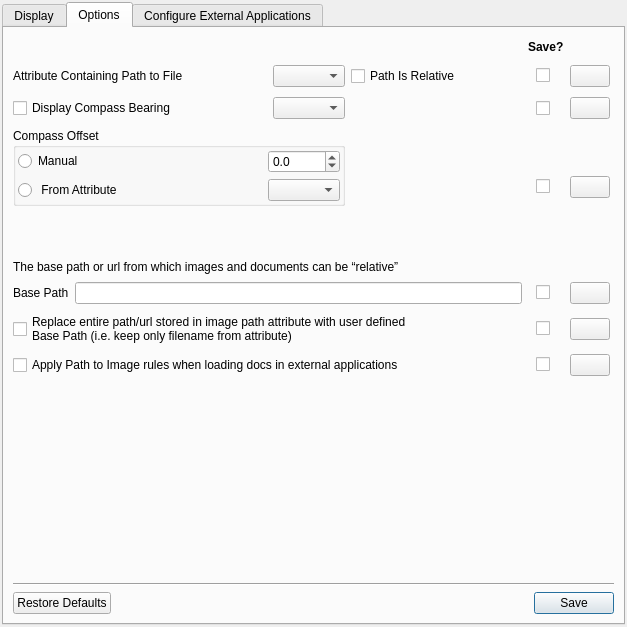
Old version of the form qgis/src/plugins/evis/ui/evisgenericeventbrowserguibase.ui in the repository sourcepole/qgis.
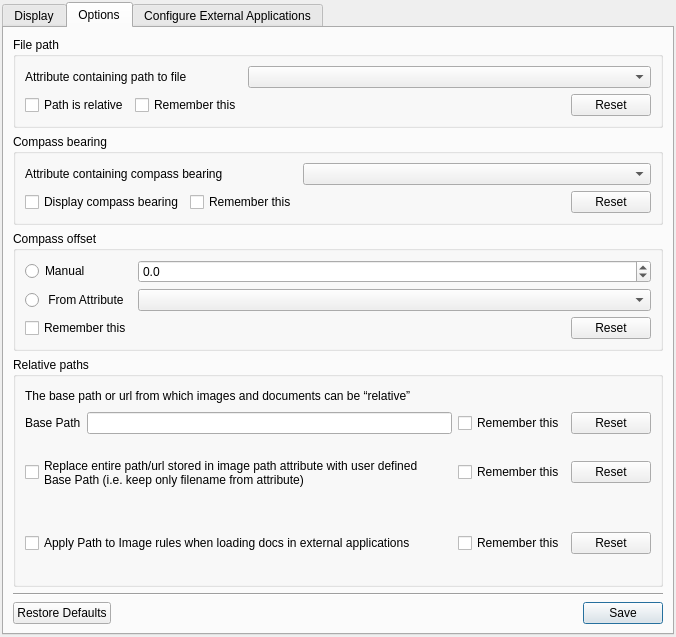
New version of the form. The open tabs and pages were chosen to show the change. Icons and pictures are not drawn. Custom widgets are drawn as their Qt base class.

Commit message: Some ui cleanups: capitalise the relative path string in project props. Dont put single widgets in group boxes (wms dialog). Try to tidy up evis event browser widgets by using group boxes

What changed in the file:
```diff
--- a/qgis/src/plugins/evis/ui/evisgenericeventbrowserguibase.ui
+++ b/qgis/src/plugins/evis/ui/evisgenericeventbrowserguibase.ui
@@ -1,13 +1,13 @@
 <?xml version="1.0" encoding="UTF-8"?>
 <ui version="4.0">
  <class>eVisGenericEventBrowserGuiBase</class>
- <widget class="QDialog" name="eVisGenericEventBrowserGuiBase">
-  <property name="geometry">
+ <widget class="QDialog" name="eVisGenericEventBrowserGuiBase" >
+  <property name="geometry" >
    <rect>
     <x>0</x>
     <y>0</y>
-    <width>627</width>
-    <height>627</height>
+    <width>676</width>
+    <height>637</height>
    </rect>
   </property>
   <property name="windowTitle">
@@ -17,8 +17,17 @@
    <iconset resource="../resources/evis.qrc">
     <normaloff>:/evis/eVisEventBrowser.png</normaloff>:/evis/eVisEventBrowser.png</iconset>
   </property>
-  <layout class="QVBoxLayout">
-   <property name="margin">
+  <layout class="QVBoxLayout" >
+   <property name="leftMargin" >
+    <number>2</number>
+   </property>
+   <property name="topMargin" >
+    <number>2</number>
+   </property>
+   <property name="rightMargin" >
+    <number>2</number>
+   </property>
+   <property name="bottomMargin" >
     <number>2</number>
    </property>
    <item>
@@ -185,67 +194,24 @@
       <attribute name="title">
        <string>Options</string>
       </attribute>
-      <layout class="QGridLayout">
-       <item row="0" column="0" colspan="6">
-        <spacer>
-         <property name="orientation">
-          <enum>Qt::Horizontal</enum>
+      <layout class="QGridLayout" >
+       <item row="0" column="0" >
+        <widget class="QGroupBox" name="groupBox_2" >
+         <property name="title" >
+          <string>File path</string>
          </property>
-         <property name="sizeHint" stdset="0">
-          <size>
-           <width>481</width>
-           <height>20</height>
-          </size>
-         </property>
-        </spacer>
-       </item>
-       <item row="0" column="6">
-        <widget class="QLabel" name="label_6">
-         <property name="text">
-          <string>&lt;html&gt;&lt;head&gt;&lt;meta name=&quot;qrichtext&quot; content=&quot;1&quot; /&gt;&lt;style type=&quot;text/css&quot;&gt;
-p, li { white-space: pre-wrap; }
-&lt;/style&gt;&lt;/head&gt;&lt;body style=&quot; font-family:'Sans Serif'; font-size:9pt; font-weight:400; font-style:normal;&quot;&gt;
-&lt;p style=&quot; margin-top:0px; margin-bottom:0px; margin-left:0px; margin-right:0px; -qt-block-indent:0; text-indent:0px;&quot;&gt;&lt;span style=&quot; font-weight:600;&quot;&gt;Save?&lt;/span&gt;&lt;/p&gt;&lt;/body&gt;&lt;/html&gt;</string>
-         </property>
-        </widget>
-       </item>
-       <item row="0" column="7">
-        <spacer>
-         <property name="orientation">
-          <enum>Qt::Horizontal</enum>
-         </property>
-         <property name="sizeHint" stdset="0">
-          <size>
-           <width>40</width>
-           <height>20</height>
-          </size>
-         </property>
-        </spacer>
-       </item>
-       <item row="1" column="0" colspan="2">
-        <widget class="QLabel" name="label">
-         <property name="text">
-          <string>Attribute Containing Path to File</string>
-         </property>
-        </widget>
-       </item>
-       <item row="1" column="2">
-        <spacer>
-         <property name="orientation">
-          <enum>Qt::Horizontal</enum>
-         </property>
-         <property name="sizeHint" stdset="0">
-          <size>
-           <width>31</width>
-           <height>20</height>
-          </size>
-         </property>
-        </spacer>
-       </item>
-       <item row="1" column="3">
-        <widget class="QComboBox" name="cboxEventImagePathField">
-         <property name="sizePolicy">
-          <sizepolicy hsizetype="Maximum" vsizetype="Fixed">
+         <layout class="QGridLayout" >
+          <item row="0" column="0" colspan="2" >
+           <widget class="QLabel" name="label" >
+            <property name="text" >
+             <string>Attribute containing path to file</string>
+            </property>
+           </widget>
+          </item>
+          <item row="0" column="2" colspan="2" >
+           <widget class="QComboBox" name="cboxEventImagePathField" >
+            <property name="sizePolicy" >
+             <sizepolicy vsizetype="Fixed" hsizetype="Expanding" >
            <horstretch>0</horstretch>
            <verstretch>0</verstretch>
           </sizepolicy>
@@ -258,53 +224,22 @@
          </property>
         </widget>
        </item>
-       <item row="1" column="4">
-        <widget class="QCheckBox" name="chkboxEventImagePathRelative">
-         <property name="toolTip">
+          <item row="1" column="0" >
+           <widget class="QCheckBox" name="chkboxEventImagePathRelative" >
+            <property name="toolTip" >
           <string/>
          </property>
          <property name="whatsThis">
           <string>If checked the path to the image will be defined appending the attribute in the field selected from the “Attribute Containing Path to Image” drop-down list to the “Base Path” defined below.</string>
          </property>
-         <property name="text">
-          <string>Path Is Relative</string>
+            <property name="text" >
+             <string>Path is relative</string>
          </property>
         </widget>
        </item>
-       <item row="1" column="5">
-        <spacer>
-         <property name="orientation">
-          <enum>Qt::Horizontal</enum>
-         </property>
-         <property name="sizeHint" stdset="0">
-          <size>
-           <width>51</width>
-           <height>22</height>
-          </size>
-         </property>
-        </spacer>
-       </item>
-       <item row="1" column="6">
-        <layout class="QHBoxLayout">
-         <item>
-          <spacer>
-           <property name="orientation">
-            <enum>Qt::Horizontal</enum>
-           </property>
-           <property name="sizeType">
-            <enum>QSizePolicy::Fixed</enum>
-           </property>
-           <property name="sizeHint" stdset="0">
-            <size>
-             <width>8</width>
-             <height>26</height>
-            </size>
-           </property>
-          </spacer>
-         </item>
-         <item>
-          <widget class="QCheckBox" name="chkboxSaveEventImagePathData">
-           <property name="toolTip">
+          <item row="1" column="1" >
+           <widget class="QCheckBox" name="chkboxSaveEventImagePathData" >
+            <property name="toolTip" >
             <string/>
            </property>
            <property name="whatsThis">
@@ -313,80 +248,80 @@
            <property name="layoutDirection">
             <enum>Qt::LeftToRight</enum>
            </property>
-           <property name="text">
-            <string/>
+            <property name="text" >
+             <string>Remember this</string>
            </property>
           </widget>
          </item>
-        </layout>
-       </item>
-       <item row="1" column="7">
-        <widget class="QPushButton" name="pbtnResetEventImagePathData">
-         <property name="sizePolicy">
-          <sizepolicy hsizetype="Fixed" vsizetype="Fixed">
-           <horstretch>0</horstretch>
-           <verstretch>0</verstretch>
-          </sizepolicy>
-         </property>
-         <property name="toolTip">
-          <string>Reset to default</string>
-         </property>
-         <property name="statusTip">
-          <string comment="Comment???"/>
-         </property>
-         <property name="whatsThis">
-          <string>Resets the values on this line to the default setting.</string>
-         </property>
-         <property name="text">
-          <string/>
-         </property>
-         <property name="icon">
-          <iconset>
-           <normaloff>../../../images/themes/default/mActionDraw.png</normaloff>../../../images/themes/default/mActionDraw.png</iconset>
-         </property>
-         <property name="iconSize">
-          <size>
-           <width>16</width>
-           <height>16</height>
-          </size>
-         </property>
-        </widget>
-       </item>
-       <item row="2" column="0" colspan="2">
-        <widget class="QCheckBox" name="chkboxDisplayCompassBearing">
-         <property name="toolTip">
-          <string/>
-         </property>
-         <property name="whatsThis">
-          <string>If checked an arrow pointing in the direction defined by the attribute in the field selected from the drop-down list to the right will be displayed in the QGIS window on top of the point for this image.</string>
-         </property>
-         <property name="text">
-          <string>Display Compass Bearing</string>
-         </property>
-        </widget>
-       </item>
-       <item row="2" column="2">
+          <item row="1" column="2" >
         <spacer>
-         <property name="orientation">
+            <property name="orientation" >
           <enum>Qt::Horizontal</enum>
          </property>
-         <property name="sizeHint" stdset="0">
+            <property name="sizeHint" >
           <size>
-           <width>21</width>
+              <width>251</width>
            <height>20</height>
           </size>
          </property>
         </spacer>
        </item>
-       <item row="2" column="3">
-        <widget class="QComboBox" name="cboxCompassBearingField">
-         <property name="sizePolicy">
-          <sizepolicy hsizetype="Maximum" vsizetype="Fixed">
+          <item row="1" column="3" >
+           <widget class="QPushButton" name="pbtnResetEventImagePathData" >
+            <property name="sizePolicy" >
+             <sizepolicy vsizetype="Fixed" hsizetype="Fixed" >
            <horstretch>0</horstretch>
            <verstretch>0</verstretch>
           </sizepolicy>
          </property>
-         <property name="toolTip">
+            <property name="toolTip" >
+             <string>Reset to default</string>
+            </property>
+            <property name="statusTip" >
+             <string comment="Comment???" />
+            </property>
+            <property name="whatsThis" >
+             <string>Resets the values on this line to the default setting.</string>
+            </property>
+            <property name="text" >
+             <string>Reset</string>
+            </property>
+            <property name="icon" >
+             <iconset>../../../images/themes/default/mActionDraw.png</iconset>
+            </property>
+            <property name="iconSize" >
+             <size>
+              <width>16</width>
+              <height>16</height>
+             </size>
+            </property>
+           </widget>
+          </item>
+         </layout>
+        </widget>
+       </item>
+       <item row="1" column="0" >
+        <widget class="QGroupBox" name="groupBox_3" >
+         <property name="title" >
+          <string>Compass bearing</string>
+         </property>
+         <layout class="QGridLayout" >
+          <item row="0" column="0" colspan="2" >
+           <widget class="QLabel" name="label_5" >
+            <property name="text" >
+             <string>Attribute containing compass bearing</string>
+            </property>
+           </widget>
+          </item>
+          <item row="0" column="2" colspan="2" >
+           <widget class="QComboBox" name="cboxCompassBearingField" >
+            <property name="sizePolicy" >
+             <sizepolicy vsizetype="Fixed" hsizetype="Expanding" >
+              <horstretch>0</horstretch>
+              <verstretch>0</verstretch>
+             </sizepolicy>
+            </property>
+            <property name="toolTip" >
           <string/>
          </property>
          <property name="whatsThis">
@@ -394,40 +329,22 @@
          </property>
         </widget>
        </item>
-       <item row="2" column="4" colspan="2">
-        <spacer>
-         <property name="orientation">
-          <enum>Qt::Horizontal</enum>
-         </property>
-         <property name="sizeHint" stdset="0">
-          <size>
-           <width>171</width>
-           <height>27</height>
-          </size>
-         </property>
-        </spacer>
-       </item>
-       <item row="2" column="6">
-        <layout class="QHBoxLayout">
-         <item>
-          <spacer>
-           <property name="orientation">
-            <enum>Qt::Horizontal</enum>
-           </property>
-           <property name="sizeType">
-            <enum>QSizePolicy::Fixed</enum>
-           </property>
-           <property name="sizeHint" stdset="0">
-            <size>
-             <width>8</width>
-             <height>26</height>
-            </size>
-           </property>
-          </spacer>
-         </item>
-         <item>
-          <widget class="QCheckBox" name="chkboxSaveCompassBearingData">
-           <property name="toolTip">
+          <item row="1" column="0" >
+           <widget class="QCheckBox" name="chkboxDisplayCompassBearing" >
+            <property name="toolTip" >
+             <string/>
+            </property>
+            <property name="whatsThis" >
+             <string>If checked an arrow pointing in the direction defined by the attribute in the field selected from the drop-down list to the right will be displayed in the QGIS window on top of the point for this image.</string>
+            </property>
+            <property name="text" >
+             <string>Display compass bearing</string>
+            </property>
+           </widget>
+          </item>
+          <item row="1" column="1" >
+           <widget class="QCheckBox" name="chkboxSaveCompassBearingData" >
+            <property name="toolTip" >
             <string/>
            </property>
            <property name="whatsThis">
@@ -436,17 +353,28 @@
            <property name="layoutDirection">
             <enum>Qt::LeftToRight</enum>
            </property>
-           <property name="text">
-            <string/>
+            <property name="text" >
+             <string>Remember this</string>
            </property>
           </widget>
          </item>
-        </layout>
-       </item>
-       <item row="2" column="7">
-        <widget class="QPushButton" name="pbtnResetCompassBearingData">
-         <property name="sizePolicy">
-          <sizepolicy hsizetype="Fixed" vsizetype="Fixed">
+          <item row="1" column="2" >
+           <spacer>
+            <property name="orientation" >
+             <enum>Qt::Horizontal</enum>
+            </property>
+            <property name="sizeHint" >
+             <size>
+              <width>121</width>
+              <height>20</height>
+             </size>
+            </property>
+           </spacer>
+          </item>
+          <item row="1" column="3" >
+           <widget class="QPushButton" name="pbtnResetCompassBearingData" >
+            <property name="sizePolicy" >
+             <sizepolicy vsizetype="Fixed" hsizetype="Fixed" >
            <horstretch>0</horstretch>
            <verstretch>0</verstretch>
           </sizepolicy>
@@ -457,14 +385,13 @@
          <property name="whatsThis">
           <string>Resets the values on this line to the default setting.</string>
          </property>
-         <property name="text">
-          <string/>
-         </property>
-         <property name="icon">
-          <iconset>
-           <normaloff>../../../images/themes/default/mActionDraw.png</normaloff>../../../images/themes/default/mActionDraw.png</iconset>
-         </property>
-         <property name="iconSize">
+            <property name="text" >
+             <string>Reset</string>
+            </property>
+            <property name="icon" >
+             <iconset>../../../images/themes/default/mActionDraw.png</iconset>
+            </property>
+            <property name="iconSize" >
           <size>
            <width>16</width>
            <height>16</height>
@@ -472,18 +399,37 @@
          </property>
         </widget>
        </item>
-       <item row="3" column="0" rowspan="3" colspan="4">
-        <widget class="QGroupBox" name="groupBox">
-         <property name="title">
-          <string>Compass Offset</string>
+         </layout>
+        </widget>
+       </item>
+       <item row="2" column="0" >
+        <widget class="QGroupBox" name="groupBox" >
+         <property name="title" >
+          <string>Compass offset</string>
          </property>
-         <layout class="QGridLayout">
-          <property name="margin">
-           <number>2</number>
-          </property>
-          <item row="0" column="2">
-           <widget class="QDoubleSpinBox" name="dsboxCompassOffset">
-            <property name="toolTip">
+         <layout class="QGridLayout" >
+          <item row="0" column="0" >
+           <widget class="QRadioButton" name="rbtnManualCompassOffset" >
+            <property name="toolTip" >
+             <string/>
+            </property>
+            <property name="whatsThis" >
+             <string>Define the compass offset manually.</string>
+            </property>
+            <property name="text" >
+             <string>Manual</string>
+            </property>
+           </widget>
+          </item>
+          <item row="0" column="1" colspan="2" >
+           <widget class="QDoubleSpinBox" name="dsboxCompassOffset" >
+            <property name="sizePolicy" >
+             <sizepolicy vsizetype="Fixed" hsizetype="Expanding" >
+              <horstretch>0</horstretch>
+              <verstretch>0</verstretch>
+             </sizepolicy>
+            </property>
+            <property name="toolTip" >
              <string/>
             </property>
             <property name="whatsThis">
@@ -503,9 +449,9 @@
             </property>
            </widget>
           </item>
-          <item row="1" column="0">
-           <widget class="QRadioButton" name="rbtnAttributeCompassOffset">
-            <property name="toolTip">
+          <item row="1" column="0" >
+           <widget class="QRadioButton" name="rbtnAttributeCompassOffset" >
+            <property name="toolTip" >
              <string/>
             </property>
             <property name="whatsThis">
@@ -516,23 +462,10 @@
             </property>
            </widget>
           </item>
-          <item row="1" column="1">
-           <spacer>
-            <property name="orientation">
-             <enum>Qt::Horizontal</enum>
-            </property>
-            <property name="sizeHint" stdset="0">
-             <size>
-              <width>40</width>
-              <height>20</height>
-             </size>
-            </property>
-           </spacer>
-          </item>
-          <item row="1" column="2">
-           <widget class="QComboBox" name="cboxCompassOffsetField">
-            <property name="sizePolicy">
-             <sizepolicy hsizetype="Maximum" vsizetype="Fixed">
+          <item row="1" column="1" colspan="2" >
+           <widget class="QComboBox" name="cboxCompassOffsetField" >
+            <property name="sizePolicy" >
+             <sizepolicy vsizetype="Fixed" hsizetype="Expanding" >
               <horstretch>0</horstretch>
               <verstretch>0</verstretch>
              </sizepolicy>
@@ -545,75 +478,39 @@
             </property>
            </widget>
           </item>
-          <item row="0" column="0">
-           <widget class="QRadioButton" name="rbtnManualCompassOffset">
-            <property name="toolTip">
+          <item row="2" column="0" >
+           <widget class="QCheckBox" name="chkboxSaveCompassOffsetData" >
+            <property name="toolTip" >
              <string/>
             </property>
-            <property name="whatsThis">
-             <string>Define the compass offset manually.</string>
-            </property>
-            <property name="text">
-             <string>Manual</string>
-            </property>
-           </widget>
-          </item>
-         </layout>
-        </widget>
-       </item>
-       <item row="3" column="7">
-        <spacer>
-         <property name="orientation">
-          <enum>Qt::Vertical</enum>
-         </property>
-         <property name="sizeHint" stdset="0">
-          <size>
-           <width>20</width>
-           <height>40</height>
-          </size>
-         </property>
-        </spacer>
-       </item>
-       <item row="4" column="6">
-        <layout class="QHBoxLayout">
-         <item>
-          <spacer>
-           <property name="orientation">
-            <enum>Qt::Horizontal</enum>
-           </property>
-           <property name="sizeType">
-            <enum>QSizePolicy::Fixed</enum>
-           </property>
-           <property name="sizeHint" stdset="0">
-            <size>
-             <width>8</width>
-             <height>26</height>
-            </size>
-           </property>
-          </spacer>
-         </item>
-         <item>
-          <widget class="QCheckBox" name="chkboxSaveCompassOffsetData">
-           <property name="toolTip">
-            <string/>
-           </property>
-           <property name="whatsThis">
+            <property name="whatsThis" >
             <string>If checked, the compass offset values will be saved for the next session.</string>
            </property>
            <property name="layoutDirection">
             <enum>Qt::LeftToRight</enum>
            </property>
-           <property name="text">
-            <string/>
+            <property name="text" >
+             <string>Remember this</string>
            </property>
           </widget>
          </item>
-        </layout>
-       </item>
-       <item row="4" column="7">
-        <widget class="QPushButton" name="pbtnResetCompassOffsetData">
-         <property name="sizePolicy">
-          <sizepolicy hsizetype="Fixed" vsizetype="Fixed">
+          <item row="2" column="1" >
+           <spacer>
+            <property name="orientation" >
+             <enum>Qt::Horizontal</enum>
+            </property>
+            <property name="sizeHint" >
+             <size>
+              <width>281</width>
+              <height>20</height>
+             </size>
+            </property>
+           </spacer>
+          </item>
+          <item row="2" column="2" >
+           <widget class="QPushButton" name="pbtnResetCompassOffsetData" >
+            <property name="sizePolicy" >
+             <sizepolicy vsizetype="Fixed" hsizetype="Fixed" >
            <horstretch>0</horstretch>
            <verstretch>0</verstretch>
           </sizepolicy>
@@ -624,14 +521,13 @@
          <property name="whatsThis">
           <string>Resets the compass offset values to the default settings.</string>
          </property>
-         <property name="text">
-          <string/>
-         </property>
-         <property name="icon">
-          <iconset>
-           <normaloff>../../../images/themes/default/mActionDraw.png</normaloff>../../../images/themes/default/mActionDraw.png</iconset>
-         </property>
-         <property name="iconSize">
+            <property name="text" >
+             <string>Reset</string>
+            </property>
+            <property name="icon" >
+             <iconset>../../../images/themes/default/mActionDraw.png</iconset>
+            </property>
+            <property name="iconSize" >
           <size>
            <width>16</width>
            <height>16</height>
@@ -639,52 +535,46 @@
          </property>
         </widget>
        </item>
-       <item row="5" column="7" rowspan="2">
-        <spacer>
-         <property name="orientation">
-          <enum>Qt::Vertical</enum>
-         </property>
-         <property name="sizeHint" stdset="0">
-          <size>
-           <width>20</width>
-           <height>61</height>
-          </size>
-         </property>
-        </spacer>
+         </layout>
+        </widget>
        </item>
-       <item row="6" column="1">
-        <spacer>
-         <property name="orientation">
-          <enum>Qt::Vertical</enum>
+       <item row="3" column="0" >
+        <widget class="QGroupBox" name="groupBox_4" >
+         <property name="title" >
+          <string>Relative paths</string>
          </property>
-         <property name="sizeHint" stdset="0">
-          <size>
-           <width>91</width>
-           <height>31</height>
-          </size>
-         </property>
-        </spacer>
-       </item>
-       <item row="7" column="0" colspan="8">
-        <widget class="QLabel" name="label_4">
-         <property name="text">
+         <layout class="QGridLayout" >
+          <item row="0" column="0" colspan="3" >
+           <widget class="QLabel" name="label_4" >
+            <property name="text" >
           <string>The base path or url from which images and documents can be “relative”</string>
          </property>
         </widget>
        </item>
-       <item row="8" column="0" colspan="6">
-        <layout class="QHBoxLayout">
-         <item>
-          <widget class="QLabel" name="label_2">
-           <property name="text">
+          <item row="0" column="3" colspan="2" >
+           <spacer>
+            <property name="orientation" >
+             <enum>Qt::Horizontal</enum>
+            </property>
+            <property name="sizeHint" >
+             <size>
+              <width>131</width>
+              <height>20</height>
+             </size>
+            </property>
+           </spacer>
+          </item>
+          <item row="1" column="0" >
+           <widget class="QLabel" name="label_2" >
+            <property name="text" >
             <string>Base Path</string>
            </property>
           </widget>
          </item>
-         <item>
-          <widget class="QLineEdit" name="leBasePath">
-           <property name="sizePolicy">
-            <sizepolicy hsizetype="Expanding" vsizetype="Fixed">
+          <item row="1" column="1" >
+           <widget class="QLineEdit" name="leBasePath" >
+            <property name="sizePolicy" >
+             <sizepolicy vsizetype="Fixed" hsizetype="Expanding" >
              <horstretch>10</horstretch>
              <verstretch>0</verstretch>
             </sizepolicy>
@@ -697,29 +587,9 @@
            </property>
           </widget>
          </item>
-        </layout>
-       </item>
-       <item row="8" column="6">
-        <layout class="QHBoxLayout">
-         <item>
-          <spacer>
-           <property name="orientation">
-            <enum>Qt::Horizontal</enum>
-           </property>
-           <property name="sizeType">
-            <enum>QSizePolicy::Fixed</enum>
-           </property>
-           <property name="sizeHint" stdset="0">
-            <size>
-             <width>8</width>
-             <height>26</height>
-            </size>
-           </property>
-          </spacer>
-         </item>
-         <item>
-          <widget class="QCheckBox" name="chkboxSaveBasePathData">
-           <property name="toolTip">
+          <item row="1" column="2" colspan="2" >
+           <widget class="QCheckBox" name="chkboxSaveBasePathData" >
+            <property name="toolTip" >
             <string/>
            </property>
            <property name="whatsThis">
@@ -728,17 +598,15 @@
            <property name="layoutDirection">
             <enum>Qt::LeftToRight</enum>
            </property>
-           <property name="text">
-            <string/>
+            <property name="text" >
+             <string>Remember this</string>
            </property>
           </widget>
          </item>
-        </layout>
-       </item>
-       <item row="8" column="7">
-        <widget class="QPushButton" name="pbtnResetBasePathData">
-         <property name="sizePolicy">
-          <sizepolicy hsizetype="Fixed" vsizetype="Fixed">
+          <item row="1" column="4" >
+           <widget class="QPushButton" name="pbtnResetBasePathData" >
+            <property name="sizePolicy" >
+             <sizepolicy vsizetype="Fixed" hsizetype="Fixed" >
            <horstretch>0</horstretch>
            <verstretch>0</verstretch>
           </sizepolicy>
@@ -749,14 +617,13 @@
          <property name="whatsThis">
           <string>Enters the default “Base Path” which is the path to the directory of the vector layer containing the image information.</string>
          </property>
-         <property name="text">
-          <string/>
-         </property>
-         <property name="icon">
-          <iconset>
-           <normaloff>../../../images/themes/default/mActionDraw.png</normaloff>../../../images/themes/default/mActionDraw.png</iconset>
-         </property>
-         <property name="iconSize">
+            <property name="text" >
+             <string>Reset</string>
+            </property>
+            <property name="icon" >
+             <iconset>../../../images/themes/default/mActionDraw.png</iconset>
+            </property>
+            <property name="iconSize" >
           <size>
            <width>16</width>
            <height>16</height>
@@ -764,9 +631,15 @@
          </property>
         </widget>
        </item>
-       <item row="9" column="0" colspan="6">
-        <widget class="QCheckBox" name="chkboxUseOnlyFilename">
-         <property name="toolTip">
+          <item row="2" column="0" colspan="2" >
+           <widget class="QCheckBox" name="chkboxUseOnlyFilename" >
+            <property name="sizePolicy" >
+             <sizepolicy vsizetype="MinimumExpanding" hsizetype="Minimum" >
+              <horstretch>0</horstretch>
+              <verstretch>0</verstretch>
+             </sizepolicy>
+            </property>
+            <property name="toolTip" >
           <string/>
          </property>
          <property name="whatsThis">
@@ -778,27 +651,9 @@
          </property>
         </widget>
        </item>
-       <item row="9" column="6">
-        <layout class="QHBoxLayout">
-         <item>
-          <spacer>
-           <property name="orientation">
-            <enum>Qt::Horizontal</enum>
-           </property>
-           <property name="sizeType">
-            <enum>QSizePolicy::Fixed</enum>
-           </property>
-           <property name="sizeHint" stdset="0">
-            <size>
-             <width>8</width>
-             <height>26</height>
-            </size>
-           </property>
-          </spacer>
-         </item>
-         <item>
-          <widget class="QCheckBox" name="chkboxSaveUseOnlyFilenameData">
-           <property name="toolTip">
+          <item row="2" column="2" colspan="2" >
+           <widget class="QCheckBox" name="chkboxSaveUseOnlyFilenameData" >
+            <property name="toolTip" >
             <string/>
            </property>
            <property name="whatsThis">
@@ -807,17 +662,15 @@
            <property name="layoutDirection">
             <enum>Qt::LeftToRight</enum>
            </property>
-           <property name="text">
-            <string/>
+            <property name="text" >
+             <string>Remember this</string>
            </property>
           </widget>
          </item>
-        </layout>
-       </item>
-       <item row="9" column="7">
-        <widget class="QPushButton" name="pbtnResetUseOnlyFilenameData">
-         <property name="sizePolicy">
-          <sizepolicy hsizetype="Fixed" vsizetype="Fixed">
+          <item row="2" column="4" >
+           <widget class="QPushButton" name="pbtnResetUseOnlyFilenameData" >
+            <property name="sizePolicy" >
+             <sizepolicy vsizetype="Fixed" hsizetype="Fixed" >
            <horstretch>0</horstretch>
            <verstretch>0</verstretch>
           </sizepolicy>
@@ -828,14 +681,13 @@
          <property name="whatsThis">
           <string>Clears the check-box on this line.</string>
          </property>
-         <property name="text">
-          <string/>
-         </property>
-         <property name="icon">
-          <iconset>
-           <normaloff>../../../images/themes/default/mActionDraw.png</normaloff>../../../images/themes/default/mActionDraw.png</iconset>
-         </property>
-         <property name="iconSize">
+            <property name="text" >
+             <string>Reset</string>
+            </property>
+            <property name="icon" >
+             <iconset>../../../images/themes/default/mActionDraw.png</iconset>
+            </property>
+            <property name="iconSize" >
           <size>
            <width>16</width>
            <height>16</height>
@@ -843,9 +695,15 @@
          </property>
         </widget>
        </item>
-       <item row="10" column="0" colspan="6">
-        <widget class="QCheckBox" name="chkboxApplyPathRulesToDocs">
-         <property name="toolTip">
+          <item row="3" column="0" colspan="2" >
+           <widget class="QCheckBox" name="chkboxApplyPathRulesToDocs" >
+            <property name="sizePolicy" >
+             <sizepolicy vsizetype="MinimumExpanding" hsizetype="Minimum" >
+              <horstretch>0</horstretch>
+              <verstretch>0</verstretch>
+             </sizepolicy>
+            </property>
+            <property name="toolTip" >
           <string/>
          </property>
          <property name="whatsThis">
@@ -856,27 +714,9 @@
          </property>
         </widget>
        </item>
-       <item row="10" column="6">
-        <layout class="QHBoxLayout">
-         <item>
-          <spacer>
-           <property name="orientation">
-            <enum>Qt::Horizontal</enum>
-           </property>
-           <property name="sizeType">
-            <enum>QSizePolicy::Fixed</enum>
-           </property>
-           <property name="sizeHint" stdset="0">
-            <size>
-             <width>8</width>
-             <height>26</height>
-            </size>
-           </property>
-          </spacer>
-         </item>
-         <item>
-          <widget class="QCheckBox" name="chkboxSaveApplyPathRulesToDocs">
-           <property name="toolTip">
+          <item row="3" column="2" colspan="2" >
+           <widget class="QCheckBox" name="chkboxSaveApplyPathRulesToDocs" >
+            <property name="toolTip" >
             <string/>
            </property>
            <property name="whatsThis">
@@ -885,17 +725,15 @@
            <property name="layoutDirection">
             <enum>Qt::LeftToRight</enum>
            </property>
-           <property name="text">
-            <string/>
+            <property name="text" >
+             <string>Remember this</string>
            </property>
           </widget>
          </item>
-        </layout>
-       </item>
-       <item row="10" column="7">
-        <widget class="QPushButton" name="pbtnResetApplyPathRulesToDocs">
-         <property name="sizePolicy">
-          <sizepolicy hsizetype="Fixed" vsizetype="Fixed">
+          <item row="3" column="4" >
+           <widget class="QPushButton" name="pbtnResetApplyPathRulesToDocs" >
+            <property name="sizePolicy" >
+             <sizepolicy vsizetype="Fixed" hsizetype="Fixed" >
            <horstretch>0</horstretch>
            <verstretch>0</verstretch>
           </sizepolicy>
@@ -906,14 +744,13 @@
          <property name="whatsThis">
           <string>Clears the check-box on this line.</string>
          </property>
-         <property name="text">
-          <string/>
-         </property>
-         <property name="icon">
-          <iconset>
-           <normaloff>../../../images/themes/default/mActionDraw.png</normaloff>../../../images/themes/default/mActionDraw.png</iconset>
-         </property>
-         <property name="iconSize">
+            <property name="text" >
+             <string>Reset</string>
+            </property>
+            <property name="icon" >
+             <iconset>../../../images/themes/default/mActionDraw.png</iconset>
+            </property>
+            <property name="iconSize" >
           <size>
            <width>16</width>
            <height>16</height>
@@ -921,49 +758,26 @@
          </property>
         </widget>
        </item>
-       <item row="11" column="0">
-        <spacer>
-         <property name="orientation">
-          <enum>Qt::Vertical</enum>
-         </property>
-         <property name="sizeHint" stdset="0">
-          <size>
-           <width>106</width>
-           <height>201</height>
-          </size>
-         </property>
-        </spacer>
+         </layout>
+        </widget>
        </item>
-       <item row="11" column="7">
-        <spacer>
-         <property name="orientation">
-          <enum>Qt::Vertical</enum>
-         </property>
-         <property name="sizeHint" stdset="0">
-          <size>
-           <width>30</width>
-           <height>211</height>
-          </size>
-         </property>
-        </spacer>
-       </item>
-       <item row="12" column="0" colspan="8">
-        <widget class="Line" name="line">
-         <property name="orientation">
+       <item row="4" column="0" >
+        <widget class="Line" name="line" >
+         <property name="orientation" >
           <enum>Qt::Horizontal</enum>
          </property>
         </widget>
        </item>
-       <item row="13" column="0" colspan="8">
-        <widget class="QDialogButtonBox" name="buttonboxOptions">
-         <property name="toolTip">
+       <item row="5" column="0" >
+        <widget class="QDialogButtonBox" name="buttonboxOptions" >
+         <property name="toolTip" >
           <string/>
          </property>
          <property name="whatsThis">
           <string>Clicking on Save will save the settings without closing the Options pane. Clicking on Restore Defaults will reset all of the fields to their default settings. It has the same effect as clicking all of the “Reset to default” buttons. </string>
          </property>
-         <property name="standardButtons">
-          <set>QDialogButtonBox::RestoreDefaults|QDialogButtonBox::Save</set>
+         <property name="standardButtons" >
+          <set>QDialogButtonBox::NoButton|QDialogButtonBox::RestoreDefaults|QDialogButtonBox::Save</set>
          </property>
         </widget>
        </item>
```
Left out of the diff: 323 changed lines with no effect on the pictures. Lines whose indentation alone changed are shown as unchanged. The commit also changes 2 other files.
